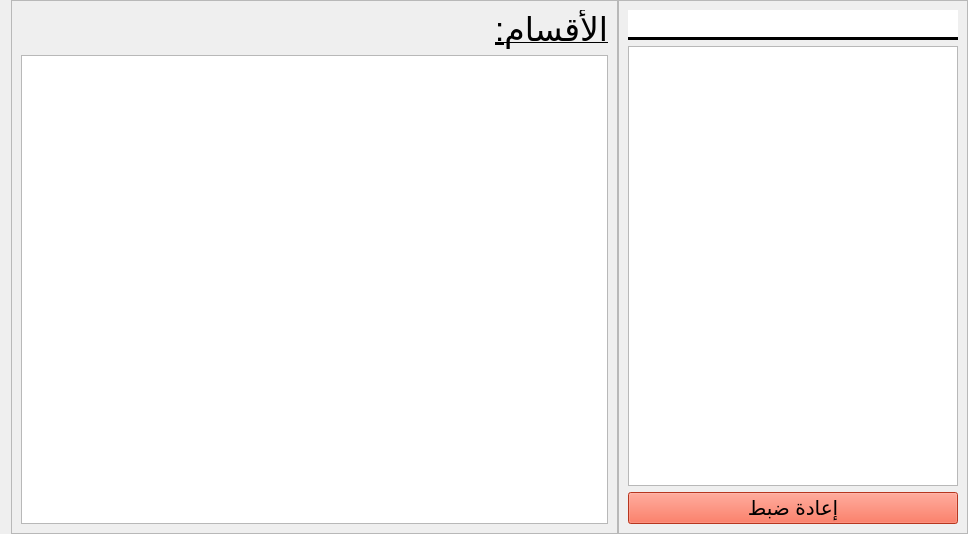
First picture: the form in app/ui/classes/classes_per_student.ui, repository yahiab05/student-managment-v2.0, before the edit.
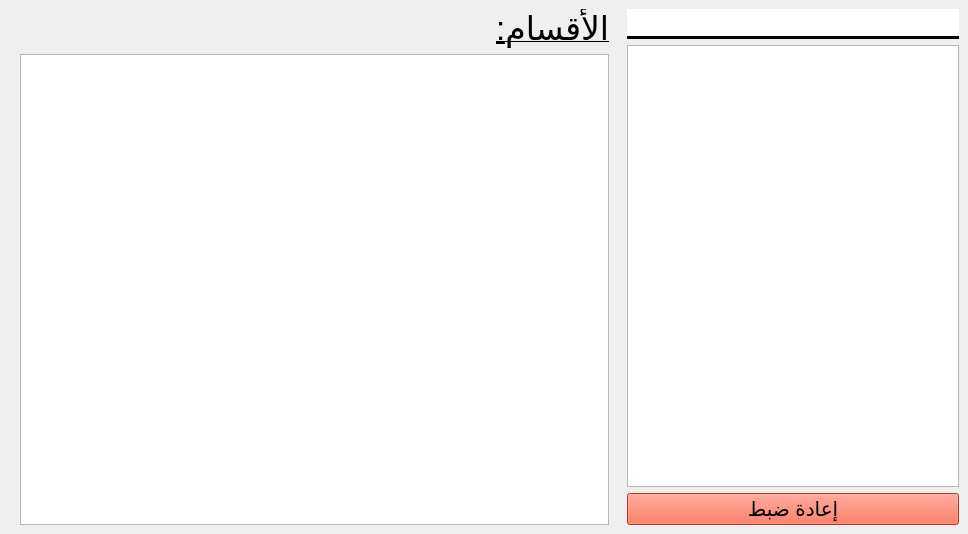
Second picture: the form after the edit.

Commit message: tables layout direction is fixed

Patch:
```diff
--- a/app/ui/classes/classes_per_student.ui
+++ b/app/ui/classes/classes_per_student.ui
@@ -29,10 +29,7 @@
    <item>
     <widget class="QFrame" name="frame_2">
      <property name="frameShape">
-      <enum>QFrame::Shape::StyledPanel</enum>
-     </property>
-     <property name="frameShadow">
-      <enum>QFrame::Shadow::Raised</enum>
+      <enum>QFrame::NoFrame</enum>
      </property>
      <layout class="QVBoxLayout" name="verticalLayout">
       <item>
@@ -71,7 +68,7 @@
          <bool>true</bool>
         </property>
         <property name="textElideMode">
-         <enum>Qt::TextElideMode::ElideMiddle</enum>
+         <enum>Qt::ElideLeft</enum>
         </property>
         <property name="verticalScrollMode">
          <enum>QAbstractItemView::ScrollMode::ScrollPerPixel</enum>
@@ -102,10 +99,7 @@
       </size>
      </property>
      <property name="frameShape">
-      <enum>QFrame::Shape::StyledPanel</enum>
-     </property>
-     <property name="frameShadow">
-      <enum>QFrame::Shadow::Raised</enum>
+      <enum>QFrame::NoFrame</enum>
      </property>
      <layout class="QVBoxLayout" name="verticalLayout_2">
       <item>
@@ -122,7 +116,7 @@
          </font>
         </property>
         <property name="layoutDirection">
-         <enum>Qt::LayoutDirection::RightToLeft</enum>
+         <enum>Qt::LeftToRight</enum>
         </property>
         <property name="styleSheet">
          <string notr="true">border: 3px solid black;
@@ -173,6 +167,9 @@
         <attribute name="horizontalHeaderMinimumSectionSize">
          <number>150</number>
         </attribute>
+        <attribute name="horizontalHeaderStretchLastSection">
+         <bool>true</bool>
+        </attribute>
         <attribute name="verticalHeaderDefaultSectionSize">
          <number>35</number>
         </attribute>
```
Left out of the diff: 20 changed lines with no effect on the pictures. The commit also changes 14 other files.
